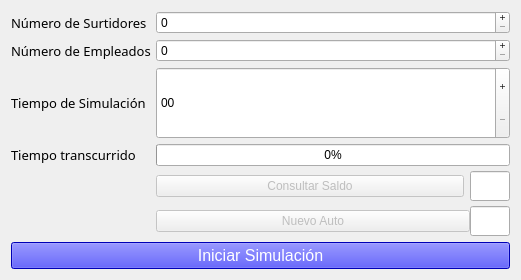
Before: the Qt Designer form tp1/mainwindow.ui in fedefarina/concu20141c, drawn with Qt 5.
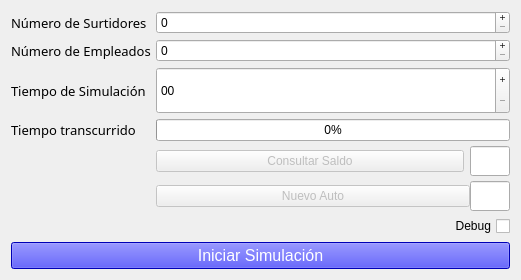
After: the same form once the commit is applied.

Commit message: Modo debug, checkbox en UI

```diff
--- a/tp1/mainwindow.ui
+++ b/tp1/mainwindow.ui
@@ -293,6 +293,63 @@
         </item>
        </layout>
       </item>
+      <item row="8" column="1">
+       <layout class="QHBoxLayout" name="horizontalLayout_3">
+        <property name="bottomMargin">
+         <number>0</number>
+        </property>
+        <item>
+         <spacer name="horizontalSpacer">
+          <property name="orientation">
+           <enum>Qt::Horizontal</enum>
+          </property>
+          <property name="sizeHint" stdset="0">
+           <size>
+            <width>40</width>
+            <height>20</height>
+           </size>
+          </property>
+         </spacer>
+        </item>
+        <item>
+         <widget class="QCheckBox" name="debugCheckBox">
+          <property name="sizePolicy">
+           <sizepolicy hsizetype="Fixed" vsizetype="Fixed">
+            <horstretch>0</horstretch>
+            <verstretch>0</verstretch>
+           </sizepolicy>
+          </property>
+          <property name="minimumSize">
+           <size>
+            <width>0</width>
+            <height>0</height>
+           </size>
+          </property>
+          <property name="maximumSize">
+           <size>
+            <width>200</width>
+            <height>16777215</height>
+           </size>
+          </property>
+          <property name="statusTip">
+           <string notr="true"/>
+          </property>
+          <property name="layoutDirection">
+           <enum>Qt::RightToLeft</enum>
+          </property>
+          <property name="text">
+           <string>Debug</string>
+          </property>
+          <property name="checkable">
+           <bool>true</bool>
+          </property>
+          <property name="tristate">
+           <bool>true</bool>
+          </property>
+         </widget>
+        </item>
+       </layout>
+      </item>
      </layout>
     </item>
     <item>
```
The commit also changes 4 other files.
